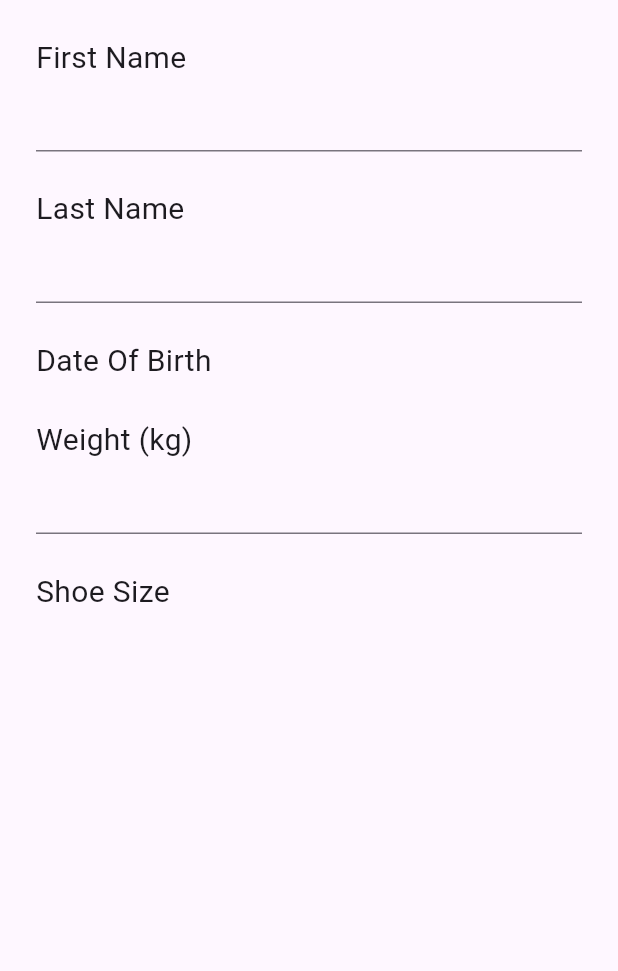
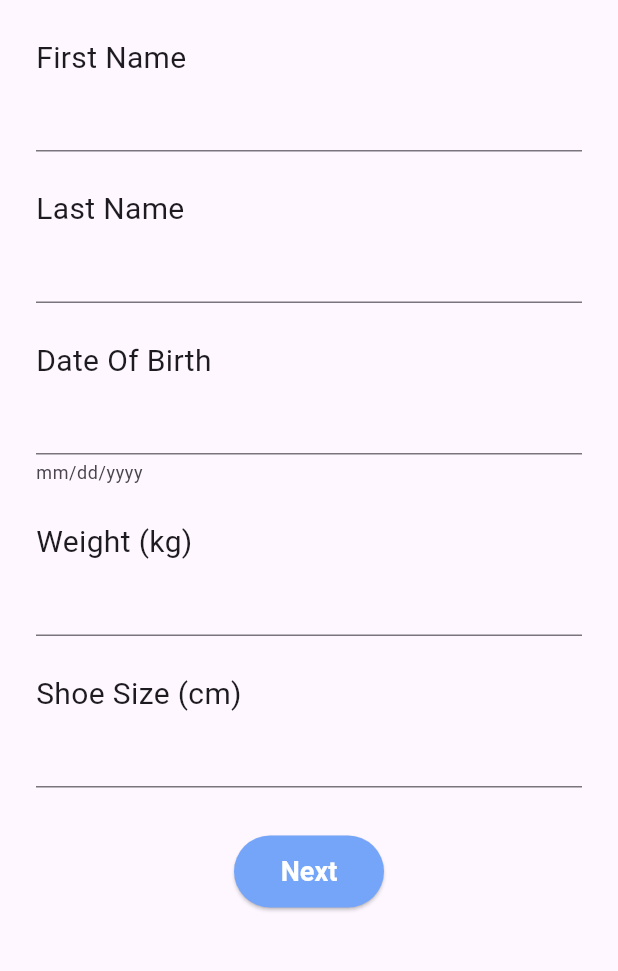
Before and after one commit to farhanaldinho/application, a Flutter app: the screen it shows after launch, after a tap on "Register", on a phone screen of 412 x 824 dp, the part 84-1055 px from its top. Run offline on Flutter 3.47's test engine with Material 3 defaults, Android fonts, the phone set to English and light mode, and no system bars.

Commit message:
form screen complete

```diff
--- a/patient_app/lib/screens/home_screen.dart
+++ b/patient_app/lib/screens/home_screen.dart
@@ -22,7 +22,7 @@ class HomeScreen extends StatelessWidget {
                 textStyle:
                     const TextStyle(fontSize: 18, fontWeight: FontWeight.w600),
                 fixedSize: const Size(200, 70),
-                backgroundColor: AppColors.registerButton),
+                backgroundColor: AppColors.primaryButton),
             onPressed: onRegisterButtonPress,
             child: Text(AppStrings.registerPatientButtonText)),
       ),
--- a/patient_app/lib/screens/register_patient.dart
+++ b/patient_app/lib/screens/register_patient.dart
@@ -1,4 +1,5 @@
 import 'package:flutter/material.dart';
+import 'package:intl/intl.dart';
 import 'package:patient_app/utils/app_colors.dart';
 import 'package:patient_app/utils/app_strings.dart';
 import 'package:patient_app/widgets/vertical_spacing.dart';
@@ -13,6 +14,104 @@ class RegisterPatient extends StatefulWidget {
 }
 
 class _RegisterPatient extends State {
+  final _firstNameController = TextEditingController();
+  final _lastNameController = TextEditingController();
+  final _dobController = TextEditingController();
+  final _weightController = TextEditingController();
+  final _shoeSizeController = TextEditingController();
+
+  String firstName = '';
+  String lastName = '';
+  String dateOfBirth = '';
+  String weight = '';
+  String shoeSize = '';
+
+  void setFirstName(String value) {
+    setState(() {
+      firstName = value;
+    });
+  }
+
+  void setLastName(String value) {
+    setState(() {
+      lastName = value;
+    });
+  }
+
+  void setWeight(String value) {
+    setState(() {
+      weight = value;
+    });
+  }
+
+  void setShoeSize(String value) {
+    setState(() {
+      shoeSize = value;
+    });
+  }
+
+  void _submitForm() {
+    if (validateForm() &&
+        validateDate() &&
+        validateWeight() &&
+        validateShoeSize()) {
+      //submit
+    }
+  }
+
+  bool validateForm() {
+    List<TextEditingController> controllerList = [
+      _firstNameController,
+      _lastNameController,
+      _dobController,
+      _weightController,
+      _shoeSizeController
+    ];
+    for (TextEditingController controller in controllerList) {
+      if (controller.text.isEmpty) {
+        renderSnackBar(AppStrings.generalError);
+        return false;
+      }
+    }
+    return true;
+  }
+
+  bool validateDate() {
+    DateFormat dateFormat = DateFormat('MM/dd/yyyy');
+    DateTime dob = dateFormat.parse(_dobController.text);
+    DateTime currentDate = DateTime.now();
+
+    int age = currentDate.year - dob.year;
+
+    if (age < 18) {
+      renderSnackBar(AppStrings.ageError);
+      return false;
+    }
+    return true;
+  }
+
+  bool validateShoeSize() {
+    if (double.parse(_shoeSizeController.text.toString()) <= 0) {
+      renderSnackBar(AppStrings.shoeSizeError);
+      return false;
+    }
+    return true;
+  }
+
+  bool validateWeight() {
+    if (double.parse(_weightController.text.toString()) <= 30) {
+      renderSnackBar(AppStrings.weightError);
+      return false;
+    }
+    return true;
+  }
+
+  void renderSnackBar(String value) {
+    ScaffoldMessenger.of(context).showSnackBar(
+      SnackBar(content: Text(value)),
+    );
+  }
+
   @override
   Widget build(BuildContext context) {
     return Scaffold(
@@ -28,24 +127,33 @@ class _RegisterPatient extends State {
         ),
         body: Container(
           padding: const EdgeInsets.symmetric(horizontal: 24),
-          child: Form(
           child: ListView(
+            shrinkWrap: true,
             padding: const EdgeInsets.symmetric(vertical: 24),
             children: [
               renderFieldTitle(AppStrings.firstName),
-                renderTextField(),
+              renderTextField(_firstNameController, setFirstName),
               const VerticalSpacing(),
-                renderFieldTitle(AppStrings.lastName),
-                renderTextField(),
+              renderFieldTitle(
+                AppStrings.lastName,
+              ),
+              renderTextField(_lastNameController, setLastName),
               const VerticalSpacing(),
               renderFieldTitle(AppStrings.dateOfBirth),
+              renderDobPicker(context, _dobController),
               const VerticalSpacing(),
               renderFieldTitle(AppStrings.weight),
-                renderTextField(),
+              renderTextField(_weightController, setWeight,
+                  type: TextInputType.number),
               const VerticalSpacing(),
-                renderFieldTitle(AppStrings.shoeSize)
+              renderFieldTitle(AppStrings.shoeSize),
+              renderTextField(_shoeSizeController, setShoeSize,
+                  type: TextInputType.number),
+              const VerticalSpacing(
+                height: 32,
+              ),
+              renderNextButton(),
             ],
-            ),
           ),
         ));
   }
@@ -57,7 +165,55 @@ class _RegisterPatient extends State {
     );
   }
 
-  TextField renderTextField() {
-    return const TextField(style: TextStyle(fontSize: 20));
+  TextField renderTextField(
+      TextEditingController controller, void Function(String value) setField,
+      {TextInputType type = TextInputType.text}) {
+    return TextField(
+      keyboardType: type,
+      onChanged: setField,
+      style: const TextStyle(fontSize: 20),
+      controller: controller,
+    );
+  }
+
+  Widget renderDobPicker(
+      BuildContext context, TextEditingController controller) {
+    return TextField(
+      style: const TextStyle(fontSize: 20),
+      controller: controller,
+      readOnly: true,
+      decoration: InputDecoration(helperText: AppStrings.selectDate),
+      onTap: () async {
+        final selectedDate = await showDatePicker(
+            initialDate: DateTime.now(),
+            context: context,
+            firstDate: DateTime(1900),
+            lastDate: DateTime.now());
+        setState(() {
+          if (selectedDate != null) {
+            dateOfBirth = DateFormat('MM/dd/yyyy').format(selectedDate);
+            controller.text = dateOfBirth;
+          }
+        });
+      },
+    );
+  }
+
+  Widget renderNextButton() {
+    return Column(
+      mainAxisSize: MainAxisSize.min,
+      children: [
+        ElevatedButton(
+            style: ElevatedButton.styleFrom(
+              fixedSize: const Size(100, 48),
+              backgroundColor: AppColors.primaryButton,
+              foregroundColor: AppColors.white,
+              textStyle:
+                  const TextStyle(fontSize: 18, fontWeight: FontWeight.w600),
+            ),
+            onPressed: _submitForm,
+            child: Text(AppStrings.submitButtonText)),
+      ],
+    );
   }
 }
--- a/patient_app/lib/utils/app_colors.dart
+++ b/patient_app/lib/utils/app_colors.dart
@@ -3,7 +3,7 @@ import 'dart:ui';
 import 'package:flutter/material.dart';
 
 class AppColors {
-  static Color registerButton = const Color.fromARGB(255, 116, 165, 249);
+  static Color primaryButton = const Color.fromARGB(255, 116, 165, 249);
   static Color white = Colors.white;
   static Color appBar = Colors.blueAccent;
 }
--- a/patient_app/lib/utils/app_strings.dart
+++ b/patient_app/lib/utils/app_strings.dart
@@ -5,5 +5,11 @@ class AppStrings {
   static String lastName = 'Last Name';
   static String dateOfBirth = 'Date Of Birth';
   static String weight = 'Weight (kg)';
-  static String shoeSize = 'Shoe Size';
+  static String shoeSize = 'Shoe Size (cm)';
+  static String selectDate = 'mm/dd/yyyy';
+  static String generalError = 'Please fill all fields';
+  static String weightError = 'Weight should be greater than 30';
+  static String shoeSizeError = 'Shoe size should be greater than 0';
+  static String ageError = 'Age should be greater than 18';
+  static String submitButtonText = 'Next';
 }
--- a/patient_app/lib/widgets/vertical_spacing.dart
+++ b/patient_app/lib/widgets/vertical_spacing.dart
@@ -1,12 +1,12 @@
 import 'package:flutter/material.dart';
 
 class VerticalSpacing extends StatelessWidget {
-  const VerticalSpacing({super.key});
-
+  const VerticalSpacing({this.height = 24, super.key});
+  final double height;
   @override
   Widget build(BuildContext context) {
-    return const SizedBox(
-      height: 24,
+    return SizedBox(
+      height: height,
     );
   }
 }
--- a/patient_app/pubspec.yaml
+++ b/patient_app/pubspec.yaml
@@ -9,6 +9,7 @@ environment:
 dependencies:
   flutter:
     sdk: flutter
+  intl: ^0.20.1
 
 dev_dependencies:
   flutter_test:
```
Also changed, not shown: patient_app/pubspec.lock. Lines whose indentation alone changed are shown as unchanged.
